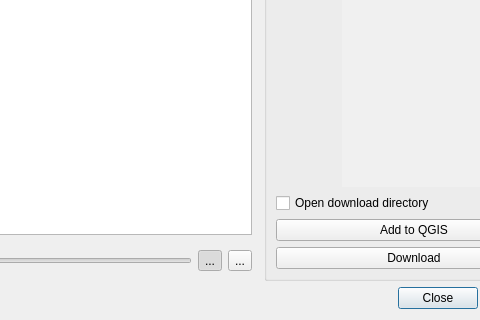
qgis/QGIS-Hub-Plugin, file qgis_hub_plugin/gui/resource_browser.ui: the form before one commit; both pictures show x 547 to 1027 and y 453 to 773 of the 1122 by 773 pixel window.
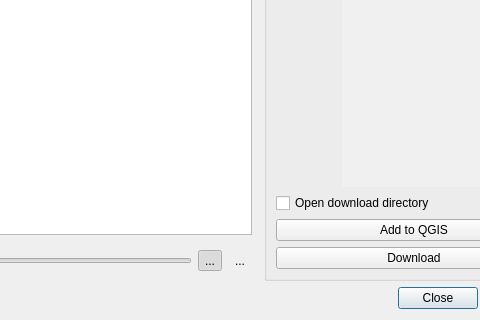
The form after the commit.

Commit message: Add buttonGroup to implement toggle.

What changed in the file:
```diff
--- a/qgis_hub_plugin/gui/resource_browser.ui
+++ b/qgis_hub_plugin/gui/resource_browser.ui
@@ -288,6 +288,12 @@
               <property name="checkable">
                <bool>true</bool>
               </property>
+              <property name="autoRaise">
+               <bool>true</bool>
+              </property>
+              <attribute name="buttonGroup">
+               <string notr="true">buttonGroup</string>
+              </attribute>
              </widget>
             </item>
            </layout>
```
Left out of the diff: 9 changed lines with no effect on the pictures.
